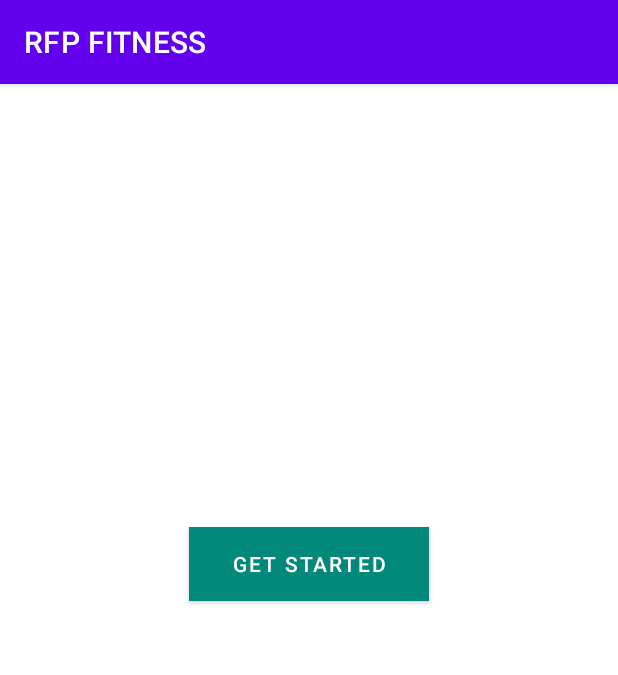
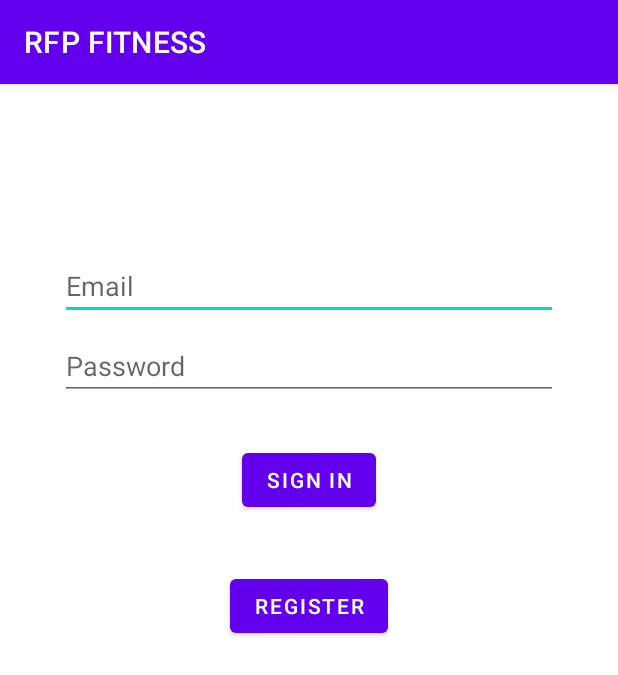
Before and after one commit to CMPSC475/FitnessAppProject, an Android app: the screen it shows after launch (MainActivity), on a phone screen of 412 x 824 dp. Shown: the top 675 px of the screen. Run offline under Robolectric (Android 15) with nearby library versions, the phone set to English and light mode, and no system bars.

```diff
--- a/app/src/main/java/com/example/fitnessappproject/MainActivity.java
+++ b/app/src/main/java/com/example/fitnessappproject/MainActivity.java
@@ -1,17 +1,14 @@
 package com.example.fitnessappproject;
 
+import android.content.Intent;
 import android.os.Bundle;
 
-import com.google.android.material.floatingactionbutton.FloatingActionButton;
-import com.google.android.material.snackbar.Snackbar;
-
 import androidx.appcompat.app.AppCompatActivity;
-import androidx.appcompat.widget.Toolbar;
-
-import android.view.View;
 
 import android.view.Menu;
 import android.view.MenuItem;
+import android.view.View;
+import android.widget.Button;
 
 public class MainActivity extends AppCompatActivity {
 
@@ -19,15 +16,16 @@ public class MainActivity extends AppCompatActivity {
     protected void onCreate(Bundle savedInstanceState) {
         super.onCreate(savedInstanceState);
         setContentView(R.layout.activity_main);
-        Toolbar toolbar = findViewById(R.id.toolbar);
-        setSupportActionBar(toolbar);
-
-        FloatingActionButton fab = findViewById(R.id.fab);
-        fab.setOnClickListener(new View.OnClickListener() {
+        Button loginButton = findViewById(R.id.login);
+        loginButton.setOnClickListener(new View.OnClickListener() {
             @Override
             public void onClick(View view) {
-                Snackbar.make(view, "Replace with your own action", Snackbar.LENGTH_LONG)
-                        .setAction("Action", null).show();
+                boolean passedCheck = true;//checkinput();
+                if(passedCheck){
+                    Intent myIntent = new Intent(MainActivity.this, LoginActivity.class);
+                    //myIntent.putExtra("key", value); //Optional parameters
+                    MainActivity.this.startActivity(myIntent);
+                }
             }
         });
     }
--- a/app/src/main/res/layout/activity_main.xml
+++ b/app/src/main/res/layout/activity_main.xml
@@ -2,23 +2,97 @@
 <androidx.constraintlayout.widget.ConstraintLayout xmlns:android="http://schemas.android.com/apk/res/android"
     xmlns:app="http://schemas.android.com/apk/res-auto"
     xmlns:tools="http://schemas.android.com/tools"
+    android:id="@+id/container"
     android:layout_width="match_parent"
     android:layout_height="match_parent"
-    tools:context=".MainActivity">
+    android:paddingLeft="@dimen/activity_horizontal_margin"
+    android:paddingTop="@dimen/activity_vertical_margin"
+    android:paddingRight="@dimen/activity_horizontal_margin"
+    android:paddingBottom="@dimen/activity_vertical_margin"
+    tools:context=".LoginActivity">
+
+    <EditText
+        android:id="@+id/username"
+        android:layout_width="0dp"
+        android:layout_height="wrap_content"
+        android:layout_marginStart="24dp"
+        android:layout_marginTop="96dp"
+        android:layout_marginEnd="24dp"
+        android:hint="@string/prompt_email"
+
+        android:inputType="textEmailAddress"
+        android:selectAllOnFocus="true"
+        app:layout_constraintEnd_toEndOf="parent"
+        app:layout_constraintStart_toStartOf="parent"
+        app:layout_constraintTop_toTopOf="parent" />
+
+    <EditText
+        android:id="@+id/password"
+        android:layout_width="0dp"
+        android:layout_height="wrap_content"
+        android:layout_marginStart="24dp"
+        android:layout_marginTop="8dp"
+        android:layout_marginEnd="24dp"
+        android:hint="@string/prompt_password"
+        android:imeActionLabel="@string/action_sign_in_short"
+        android:imeOptions="actionDone"
+
+        android:inputType="textPassword"
+        android:selectAllOnFocus="true"
+        app:layout_constraintEnd_toEndOf="parent"
+        app:layout_constraintStart_toStartOf="parent"
+        app:layout_constraintTop_toBottomOf="@+id/username" />
 
     <Button
-        android:id="@+id/button"
-        android:layout_width="160dp"
-        android:layout_height="49dp"
-        android:background="#000000"
-        android:text="@string/button"
-        android:textColor="#FFFFFF"
-        app:backgroundTint="#00897B"
+        android:clickable="true"
+        android:id="@+id/login"
+        android:layout_width="wrap_content"
+        android:layout_height="wrap_content"
+        android:layout_gravity="start"
+        android:layout_marginStart="48dp"
+        android:layout_marginTop="16dp"
+        android:layout_marginEnd="48dp"
+        android:layout_marginBottom="64dp"
+        android:text="@string/action_sign_in"
         app:layout_constraintBottom_toBottomOf="parent"
+
         app:layout_constraintEnd_toEndOf="parent"
         app:layout_constraintStart_toStartOf="parent"
+        app:layout_constraintTop_toBottomOf="@+id/password"
+        app:layout_constraintVertical_bias="0.033" />
+
+    <Button
+        android:id="@+id/register"
+        android:layout_width="wrap_content"
+        android:layout_height="wrap_content"
+        android:layout_gravity="start"
+        android:layout_marginStart="48dp"
+        android:layout_marginTop="12dp"
+        android:layout_marginEnd="48dp"
+        android:layout_marginBottom="64dp"
+        android:text="@string/action_register"
+        app:layout_constraintBottom_toBottomOf="parent"
+
+        app:layout_constraintEnd_toEndOf="parent"
+        app:layout_constraintStart_toStartOf="parent"
+        app:layout_constraintTop_toBottomOf="@+id/login"
+        app:layout_constraintVertical_bias="0.071" />
+
+    <ProgressBar
+        android:id="@+id/loading"
+        android:layout_width="wrap_content"
+        android:layout_height="wrap_content"
+        android:layout_gravity="center"
+        android:layout_marginStart="32dp"
+        android:layout_marginTop="64dp"
+        android:layout_marginEnd="32dp"
+        android:layout_marginBottom="64dp"
+        android:visibility="gone"
+
+        app:layout_constraintBottom_toBottomOf="parent"
+        app:layout_constraintEnd_toEndOf="@+id/password"
+        app:layout_constraintStart_toStartOf="@+id/password"
         app:layout_constraintTop_toTopOf="parent"
-        app:layout_constraintVertical_bias="0.411" />
-
+        app:layout_constraintVertical_bias="0.3" />
 
 </androidx.constraintlayout.widget.ConstraintLayout>
--- /dev/null
+++ b/app/src/main/res/layout/registration_currentstats.xml
@@ -0,0 +1,6 @@
+<?xml version="1.0" encoding="utf-8"?>
+<androidx.constraintlayout.widget.ConstraintLayout
+    xmlns:android="http://schemas.android.com/apk/res/android" android:layout_width="match_parent"
+    android:layout_height="match_parent">
+
+</androidx.constraintlayout.widget.ConstraintLayout>
--- /dev/null
+++ b/app/src/main/res/layout/registration_setgoals.xml
@@ -0,0 +1,6 @@
+<?xml version="1.0" encoding="utf-8"?>
+<androidx.constraintlayout.widget.ConstraintLayout
+    xmlns:android="http://schemas.android.com/apk/res/android" android:layout_width="match_parent"
+    android:layout_height="match_parent">
+
+</androidx.constraintlayout.widget.ConstraintLayout>
```
Also changed, not shown: app/src/main/java/com/example/fitnessappproject/LoginActivity.java (+8 -9 lines), app/src/main/res/layout/activity_login.xml (deleted, +0 -99 lines), app/src/main/res/layout/beginnerintermediate.xml (deleted, +0 -34 lines), app/src/main/res/layout/registration.xml (added, +45 -0 lines).
